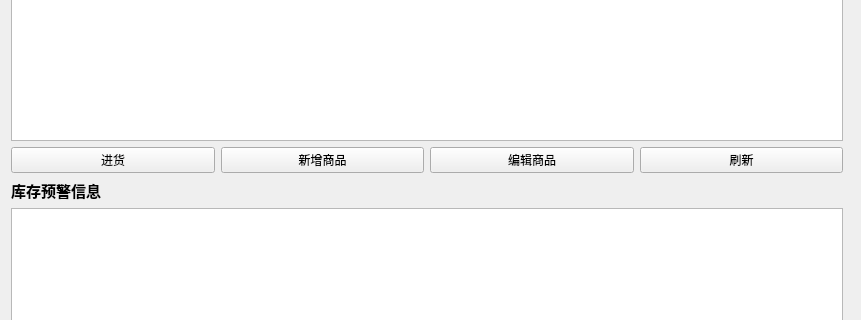
Qt form mainwindow.ui (HaoPengWu666/SupermarketSystem) before a commit; both pictures show x 163 to 1024 and y 284 to 604 of the 1024 by 768 pixel window.
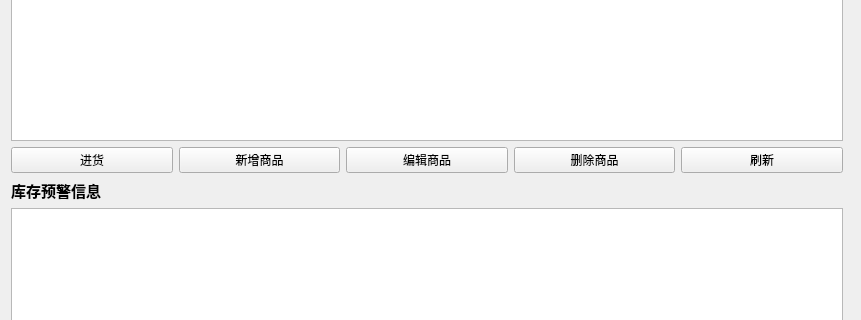
The same form after that commit. Custom widgets are drawn as their Qt base class.

Commit message: 新增商品会员安全删除并完善项目文档

```diff
--- a/mainwindow.ui
+++ b/mainwindow.ui
@@ -1085,6 +1085,13 @@
             </property>
            </widget>
           </item>
+          <item>
+           <widget class="QPushButton" name="btnDeleteProduct_in">
+            <property name="text">
+             <string>删除商品</string>
+            </property>
+           </widget>
+          </item>
           <item>
            <widget class="QPushButton" name="btnRefresh_in">
             <property name="text">
```
Left out of the diff: 7 changed lines with no effect on the pictures. The commit also changes 622 other files.
